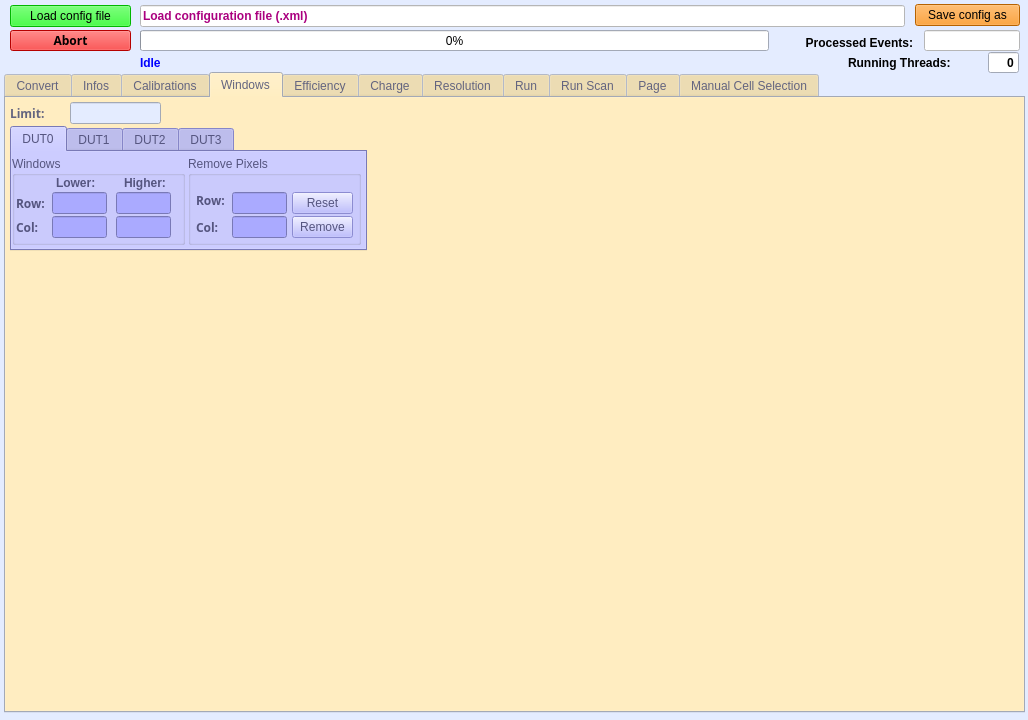
afrankenthal/Chewie, file ui/analyzerdlg.ui: the form before one commit.
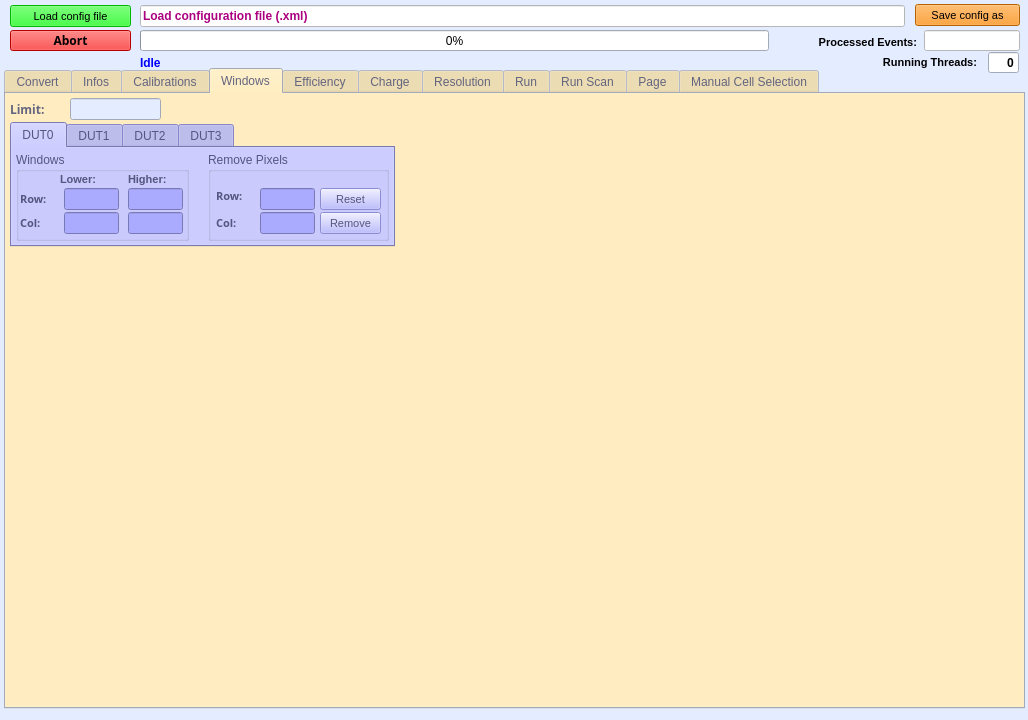
The form after the commit. The open tabs and pages were chosen to show the change. Custom widgets are drawn as their Qt base class.

Commit message: Restored optimal size of GUI characters (WHO did messed up things?

```diff
--- a/ui/analyzerdlg.ui
+++ b/ui/analyzerdlg.ui
@@ -453,7 +453,7 @@
    <property name="geometry">
     <rect>
      <x>4</x>
-     <y>72</y>
+     <y>68</y>
      <width>1021</width>
      <height>641</height>
     </rect>
@@ -4938,7 +4938,7 @@
       <rect>
        <x>4</x>
        <y>28</y>
-       <width>357</width>
+       <width>385</width>
        <height>125</height>
       </rect>
      </property>
@@ -5375,106 +5375,7 @@
       <widget class="QGroupBox" name="removePixelDUT0GB">
        <property name="geometry">
         <rect>
-         <x>176</x>
-         <y>4</y>
-         <width>173</width>
-         <height>89</height>
-        </rect>
-       </property>
-       <property name="title">
-        <string>Remove Pixels</string>
-       </property>
-       <widget class="QLabel" name="removeRowDUT0LB">
-        <property name="geometry">
-         <rect>
-          <x>8</x>
-          <y>33</y>
-          <width>36</width>
-          <height>22</height>
-         </rect>
-        </property>
-        <property name="font">
-         <font>
-          <family>Sans Serif</family>
-          <weight>75</weight>
-          <bold>true</bold>
-         </font>
-        </property>
-        <property name="text">
-         <string>Row:</string>
-        </property>
-       </widget>
-       <widget class="QLineEdit" name="removeRowDUT0LE">
-        <property name="geometry">
-         <rect>
-          <x>44</x>
-          <y>36</y>
-          <width>55</width>
-          <height>22</height>
-         </rect>
-        </property>
-       </widget>
-       <widget class="QLabel" name="removeColDUT0LB">
-        <property name="geometry">
-         <rect>
-          <x>8</x>
-          <y>60</y>
-          <width>36</width>
-          <height>22</height>
-         </rect>
-        </property>
-        <property name="font">
-         <font>
-          <family>Sans Serif</family>
-          <weight>75</weight>
-          <bold>true</bold>
-         </font>
-        </property>
-        <property name="text">
-         <string>Col:</string>
-        </property>
-       </widget>
-       <widget class="QLineEdit" name="removeColDUT0LE">
-        <property name="geometry">
-         <rect>
-          <x>44</x>
-          <y>60</y>
-          <width>55</width>
-          <height>22</height>
-         </rect>
-        </property>
-       </widget>
-       <widget class="QPushButton" name="removePxlDUT0PB">
-        <property name="geometry">
-         <rect>
-          <x>104</x>
-          <y>60</y>
-          <width>61</width>
-          <height>22</height>
-         </rect>
-        </property>
-        <property name="text">
-         <string>Remove</string>
-        </property>
-       </widget>
-       <widget class="QPushButton" name="resetRemovedPxlsDUT0PB">
-        <property name="geometry">
-         <rect>
-          <x>104</x>
-          <y>36</y>
-          <width>61</width>
-          <height>22</height>
-         </rect>
-        </property>
-        <property name="text">
-         <string>Reset</string>
-        </property>
-       </widget>
-      </widget>
-      <widget class="QGroupBox" name="groupBox_3">
-       <property name="geometry">
-        <rect>
-         <x>0</x>
+         <x>4</x>
          <y>4</y>
          <width>173</width>
          <height>89</height>
@@ -5486,14 +5387,14 @@
        <widget class="customLineEdit" name="higherColDUT0LE">
         <property name="geometry">
          <rect>
-          <x>104</x>
+          <x>112</x>
           <y>60</y>
           <width>55</width>
           <height>22</height>
          </rect>
         </property>
        </widget>
-       <widget class="QLabel" name="row0LB">
+       <widget class="QLabel" name="row0LB_5">
         <property name="geometry">
          <rect>
           <x>4</x>
@@ -5505,6 +5406,7 @@
         <property name="font">
          <font>
           <family>Sans Serif</family>
+          <pointsize>8</pointsize>
           <weight>75</weight>
           <bold>true</bold>
          </font>
@@ -5516,14 +5418,14 @@
        <widget class="customLineEdit" name="lowerColDUT0LE">
         <property name="geometry">
          <rect>
-          <x>40</x>
+          <x>48</x>
           <y>60</y>
           <width>55</width>
           <height>22</height>
          </rect>
         </property>
        </widget>
-       <widget class="QLabel" name="col0LB">
+       <widget class="QLabel" name="col0LB_5">
         <property name="geometry">
          <rect>
           <x>4</x>
@@ -5535,6 +5437,7 @@
         <property name="font">
          <font>
           <family>Sans Serif</family>
+          <pointsize>8</pointsize>
           <weight>75</weight>
           <bold>true</bold>
          </font>
@@ -5546,14 +5449,14 @@
        <widget class="customLineEdit" name="lowerRowDUT0LE">
         <property name="geometry">
          <rect>
-          <x>40</x>
+          <x>48</x>
           <y>36</y>
           <width>55</width>
           <height>22</height>
          </rect>
         </property>
        </widget>
-       <widget class="QLabel" name="higherEdge0LB">
+       <widget class="QLabel" name="higherEdge0LB_5">
         <property name="geometry">
          <rect>
           <x>112</x>
@@ -5564,6 +5467,7 @@
         </property>
         <property name="font">
          <font>
+          <pointsize>8</pointsize>
           <weight>75</weight>
           <bold>true</bold>
          </font>
@@ -5572,7 +5476,7 @@
          <string>Higher:</string>
         </property>
        </widget>
-       <widget class="QLabel" name="lowerEdge0LB">
+       <widget class="QLabel" name="lowerEdge0LB_5">
         <property name="geometry">
          <rect>
           <x>44</x>
@@ -5583,6 +5487,7 @@
         </property>
         <property name="font">
          <font>
+          <pointsize>8</pointsize>
           <weight>75</weight>
           <bold>true</bold>
          </font>
@@ -5594,7 +5499,7 @@
        <widget class="customLineEdit" name="higherRowDUT0LE">
         <property name="geometry">
          <rect>
-          <x>104</x>
+          <x>112</x>
           <y>36</y>
           <width>55</width>
           <height>22</height>
@@ -5602,6 +5507,117 @@
         </property>
        </widget>
       </widget>
+      <widget class="QGroupBox" name="removePixelDUT0GB_5">
+       <property name="geometry">
+        <rect>
+         <x>196</x>
+         <y>4</y>
+         <width>181</width>
+         <height>89</height>
+        </rect>
+       </property>
+       <property name="title">
+        <string>Remove Pixels</string>
+       </property>
+       <widget class="QLabel" name="removeRowDUT0LB_5">
+        <property name="geometry">
+         <rect>
+          <x>8</x>
+          <y>33</y>
+          <width>36</width>
+          <height>22</height>
+         </rect>
+        </property>
+        <property name="font">
+         <font>
+          <family>Sans Serif</family>
+          <pointsize>8</pointsize>
+          <weight>75</weight>
+          <bold>true</bold>
+         </font>
+        </property>
+        <property name="text">
+         <string>Row:</string>
+        </property>
+       </widget>
+       <widget class="QLineEdit" name="removeRowDUT0LE">
+        <property name="geometry">
+         <rect>
+          <x>52</x>
+          <y>36</y>
+          <width>55</width>
+          <height>22</height>
+         </rect>
+        </property>
+       </widget>
+       <widget class="QLabel" name="removeColDUT0LB_5">
+        <property name="geometry">
+         <rect>
+          <x>8</x>
+          <y>60</y>
+          <width>36</width>
+          <height>22</height>
+         </rect>
+        </property>
+        <property name="font">
+         <font>
+          <family>Sans Serif</family>
+          <pointsize>8</pointsize>
+          <weight>75</weight>
+          <bold>true</bold>
+         </font>
+        </property>
+        <property name="text">
+         <string>Col:</string>
+        </property>
+       </widget>
+       <widget class="QLineEdit" name="removeColDUT0LE">
+        <property name="geometry">
+         <rect>
+          <x>52</x>
+          <y>60</y>
+          <width>55</width>
+          <height>22</height>
+         </rect>
+        </property>
+       </widget>
+       <widget class="QPushButton" name="removePxlDUT0PB">
+        <property name="geometry">
+         <rect>
+          <x>112</x>
+          <y>60</y>
+          <width>61</width>
+          <height>22</height>
+         </rect>
+        </property>
+        <property name="font">
+         <font>
+          <pointsize>8</pointsize>
+         </font>
+        </property>
+        <property name="text">
+         <string>Remove</string>
+        </property>
+       </widget>
+       <widget class="QPushButton" name="resetRemovedPxlsDUT0PB">
+        <property name="geometry">
+         <rect>
+          <x>112</x>
+          <y>36</y>
+          <width>61</width>
+          <height>22</height>
+         </rect>
+        </property>
+        <property name="font">
+         <font>
+          <pointsize>8</pointsize>
+         </font>
+        </property>
+        <property name="text">
+         <string>Reset</string>
+        </property>
+       </widget>
+      </widget>
      </widget>
      <widget class="QWidget" name="tab_7">
       <attribute name="title">
@@ -15322,6 +15338,11 @@
      </disabled>
     </palette>
    </property>
+   <property name="font">
+    <font>
+     <pointsize>8</pointsize>
+    </font>
+   </property>
    <property name="toolTip">
     <string>&lt;!DOCTYPE HTML PUBLIC &quot;-//W3C//DTD HTML 4.0//EN&quot; &quot;http://www.w3.org/TR/REC-html40/strict.dtd&quot;&gt;
 &lt;html&gt;&lt;head&gt;&lt;meta name=&quot;qrichtext&quot; content=&quot;1&quot; /&gt;&lt;style type=&quot;text/css&quot;&gt;
@@ -15952,6 +15973,11 @@
      </disabled>
     </palette>
    </property>
+   <property name="font">
+    <font>
+     <pointsize>8</pointsize>
+    </font>
+   </property>
    <property name="toolTip">
     <string>&lt;!DOCTYPE HTML PUBLIC &quot;-//W3C//DTD HTML 4.0//EN&quot; &quot;http://www.w3.org/TR/REC-html40/strict.dtd&quot;&gt;
 &lt;html&gt;&lt;head&gt;&lt;meta name=&quot;qrichtext&quot; content=&quot;1&quot; /&gt;&lt;style type=&quot;text/css&quot;&gt;
@@ -15980,14 +16006,15 @@
    </property>
    <property name="geometry">
     <rect>
-     <x>848</x>
+     <x>840</x>
      <y>52</y>
-     <width>133</width>
+     <width>137</width>
      <height>21</height>
     </rect>
    </property>
    <property name="font">
     <font>
+     <pointsize>8</pointsize>
      <weight>75</weight>
      <bold>true</bold>
     </font>
@@ -15995,6 +16022,9 @@
    <property name="text">
     <string>Running Threads:</string>
    </property>
+   <property name="alignment">
+    <set>Qt::AlignRight|Qt::AlignTrailing|Qt::AlignVCenter</set>
+   </property>
   </widget>
   <widget class="QLineEdit" name="runningThreadsLE">
    <property name="geometry">
@@ -16027,14 +16057,15 @@
    </property>
    <property name="geometry">
     <rect>
-     <x>776</x>
+     <x>768</x>
      <y>32</y>
-     <width>137</width>
+     <width>149</width>
      <height>21</height>
     </rect>
    </property>
    <property name="font">
     <font>
+     <pointsize>8</pointsize>
      <weight>75</weight>
      <bold>true</bold>
     </font>
```
Left out of the diff: 680 changed lines with no effect on the pictures. The commit also changes 1 other file.
